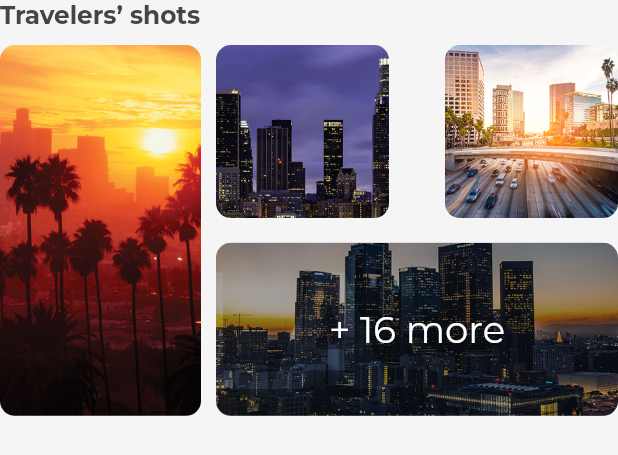
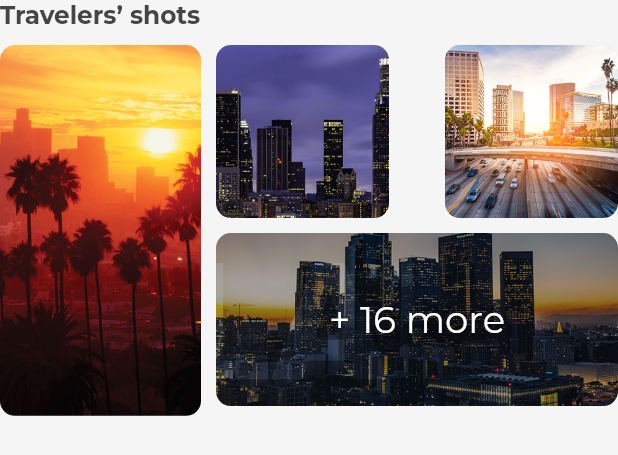
Before and after one commit to MehrdadHosseinNejad74/Travel-App, a Flutter app: the Shots widget shown alone on an empty page, opened directly, on a phone screen of 412 x 824 dp. Shown: the top 455 px of the screen. Run offline on Flutter 3.47's test engine with Material 2 defaults, Android fonts, the phone set to English and light mode, and no system bars; our stand-ins replace flutter_svg, google_fonts.

Commit message:
Shots height fixed

```diff
--- a/lib/screen/detail_screen/component/shots.dart
+++ b/lib/screen/detail_screen/component/shots.dart
@@ -39,8 +39,6 @@ class Shots extends StatelessWidget {
             ),
             Expanded(
               flex: 2,
-              child: Container(
-                height: size.height * 0.3,
               child: Column(
                 mainAxisAlignment: MainAxisAlignment.spaceBetween,
                 children: [
@@ -68,6 +66,9 @@ class Shots extends StatelessWidget {
                             borderRadius: BorderRadius.circular(10)),
                       ),
                     ],
+                  ),
+                  SizedBox(
+                    height: kDefaultPadding / 2,
                   ),
                   Stack(
                     alignment: Alignment.center,
@@ -98,7 +99,6 @@ class Shots extends StatelessWidget {
                 ],
               ),
             ),
-            ),
           ],
         )
       ],
```
Lines whose indentation alone changed are shown as unchanged.
